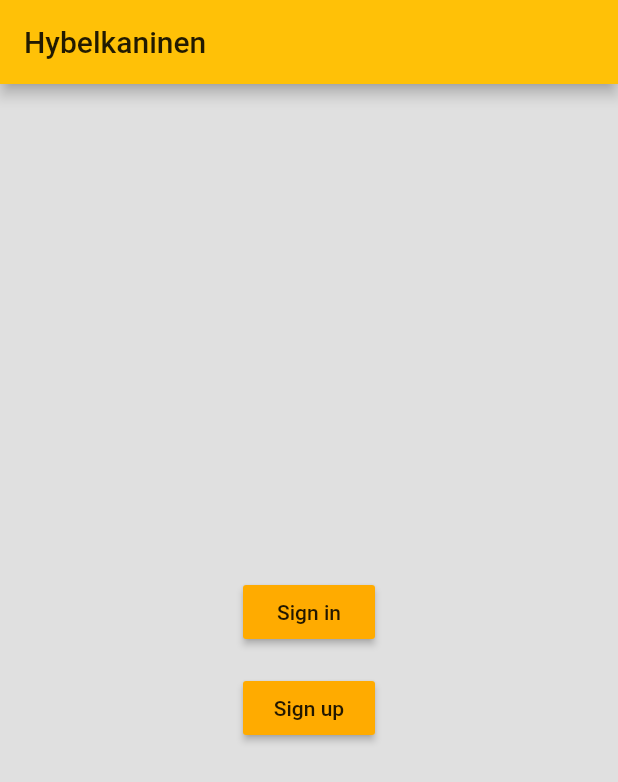
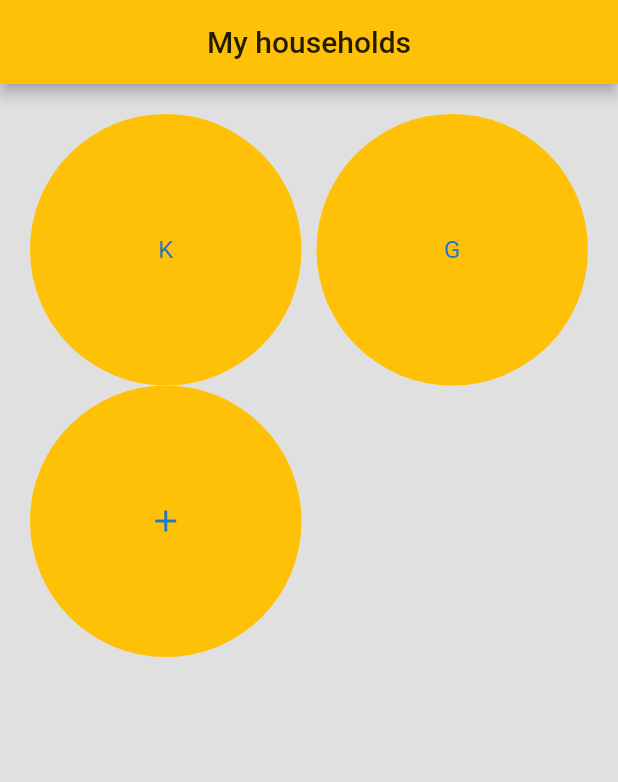
Before and after one commit to nicklasbekkevold/hybelkaninen, a Flutter app: the screen it shows after launch, on a phone screen of 412 x 824 dp. Shown: the top 782 px of the screen. Run offline on Flutter 3.47's test engine with Material 2 defaults, Android fonts, the phone set to English and light mode, and no system bars; our stand-ins replace cloud_firestore, firebase_auth; accounts and stored records are empty.

Commit message:
Add householdpage

```diff
--- a/lib/main.dart
+++ b/lib/main.dart
@@ -4,6 +4,7 @@ import 'package:firebase_auth/firebase_auth.dart';
 import 'screens/auth/welcome_page.dart';
 import 'screens/auth/splash_page.dart';
 import 'screens/home_page/home_page.dart';
+import 'screens/households/household_page.dart';
 import 'screens/add_task/add_task.dart';
 
 void main() => runApp(Hybelkaninen());
@@ -48,7 +49,7 @@ class Hybelkaninen extends StatelessWidget {
           if (snapshot.hasData) {
             return HomePage(userID: snapshot.data.uid);
           }
-          return WelcomPage();
+          return HouseholdPage();
         }
       }
     );
--- a/lib/screens/auth/user.dart
+++ b/lib/screens/auth/user.dart
@@ -16,7 +16,7 @@ class User {
       'userID': userID,
       'name': name,
       'email': email == null ? '' : email,
-      //'appIdentifier': 'flutter-onboarding'
+      'households': {},
     };
   }
 
--- /dev/null
+++ b/lib/screens/households/household_page.dart
@@ -0,0 +1,40 @@
+import 'package:flutter/material.dart';
+import 'package:firebase_auth/firebase_auth.dart';
+
+class HouseholdPage extends StatefulWidget {
+  @override
+  _HouseholdPageState createState() => _HouseholdPageState();
+}
+
+class _HouseholdPageState extends State<HouseholdPage> {
+  @override
+  Widget build(BuildContext context) {
+    return Scaffold(
+      appBar: AppBar(
+        title: Center(
+          child: Text("My households"),
+        ),
+      ),
+      body: GridView.count(
+        primary: false,
+        padding: const EdgeInsets.all(20.0),
+        crossAxisSpacing: 10.0,
+        crossAxisCount: 2,
+        children: <Widget>[
+          const CircleAvatar(
+            backgroundColor: Colors.amber,
+            child: Text("K"),
+          ),
+          const CircleAvatar(
+            backgroundColor: Colors.amber,
+            child: Text("G"),
+          ),
+          const CircleAvatar(
+            backgroundColor: Colors.amber,
+            child: Icon(Icons.add),
+          ),
+        ],
+      ),
+    );
+  }
+}
```
